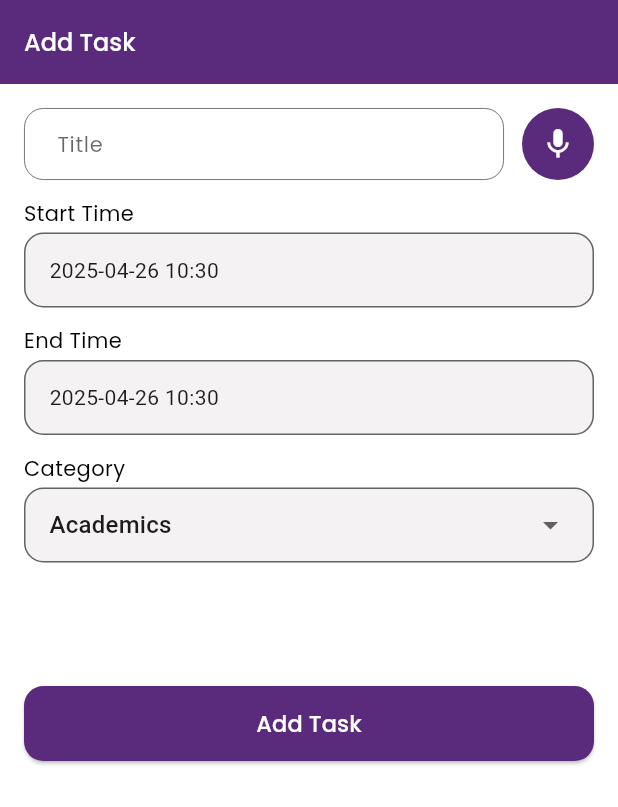
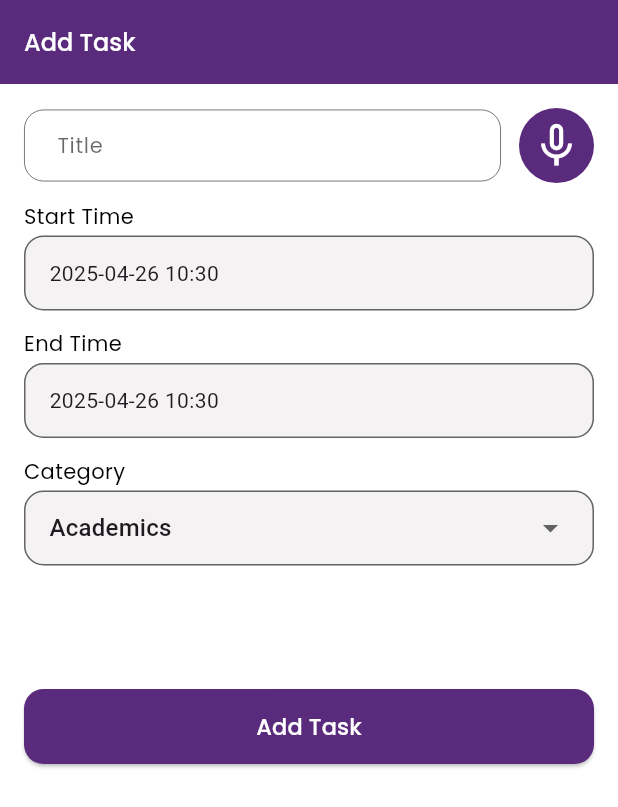
Before and after one commit to Waqas0321/Personal-AI-Life-Assistant, a Flutter app: the TaskScreen screen opened directly, on a phone screen of 412 x 824 dp. Shown: the top 807 px of the screen. Run offline on Flutter 3.47's test engine with Material 3 defaults, Android fonts, the phone set to English and light mode, and no system bars; our stand-ins replace cloud_firestore, firebase_auth, firebase_core, firebase_storage, fluttertoast, gap and 6 more; accounts and stored records are empty.

Commit message:
voice feature inhancement

```diff
--- a/lib/faetures/task/view/task_screen.dart
+++ b/lib/faetures/task/view/task_screen.dart
@@ -37,23 +37,40 @@ class TaskScreen extends StatelessWidget {
                     ),
                   ),
                   Gap(12),
-                  GestureDetector(
-                    onTap: () {
+                  Obx(
+                        () => GestureDetector(
+                      onLongPressStart: (_) {
                         controller.startListening();
                       },
+                      onLongPressEnd: (_) {
+                        controller.stopListening();
+                      },
                       child: Container(
+                        width: 50,
+                        height: 50,
                         decoration: BoxDecoration(
-                        color: AppColors.primary,
+                          color: controller.isListening.value ? Colors.red : AppColors.primary,
                           shape: BoxShape.circle,
+                          boxShadow: [
+                            if (controller.isListening.value)
+                              BoxShadow(
+                                color: Colors.redAccent.withOpacity(0.6),
+                                blurRadius: 15,
+                                spreadRadius: 5,
                               ),
-                      child: IconButton(
-                        icon: Icon(Icons.mic, color: Colors.white),
-                        onPressed: () {
-                          // your mic logic here
-                        },
+                          ],
+                        ),
+                        child: Center(
+                          child: Icon(
+                            controller.isListening.value ? Icons.mic : Icons.mic_none,
+                            color: Colors.white,
+                            size: 35,
                           ),
                         ),
-                  )
+                      ),
+                    ),
+                  ),
+
                 ],
               ),
              Gap(12),
```
Also changed, not shown: lib/faetures/task/controller/task_controller.dart (+11 -0 lines). Lines whose indentation alone changed are shown as unchanged.
